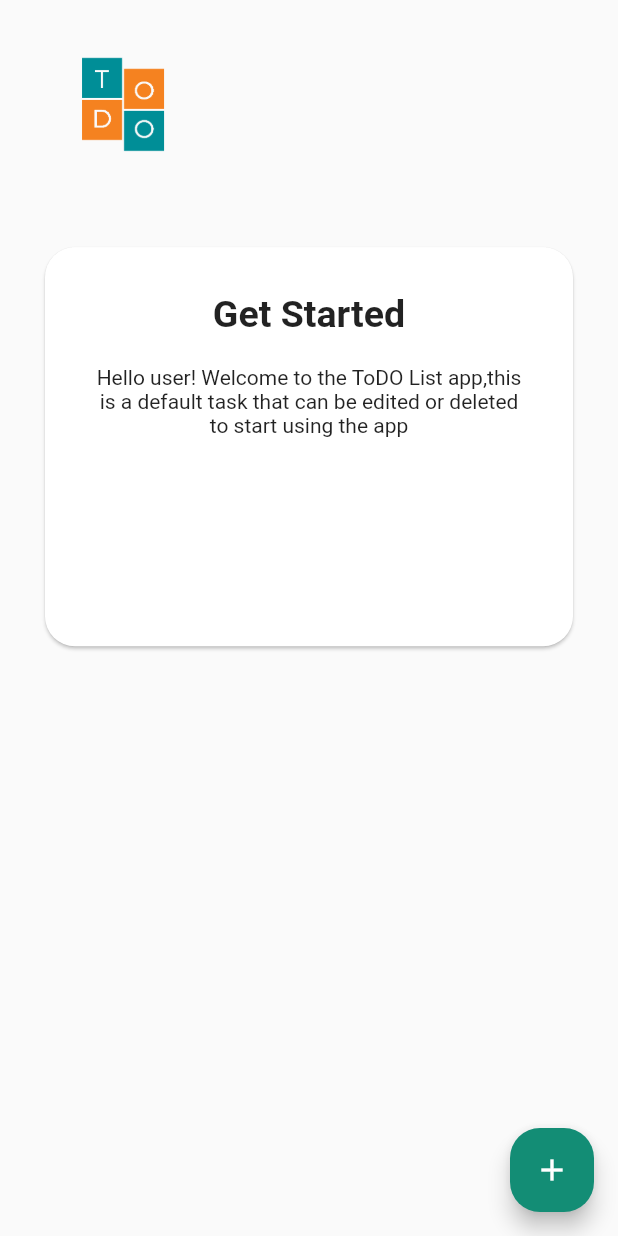
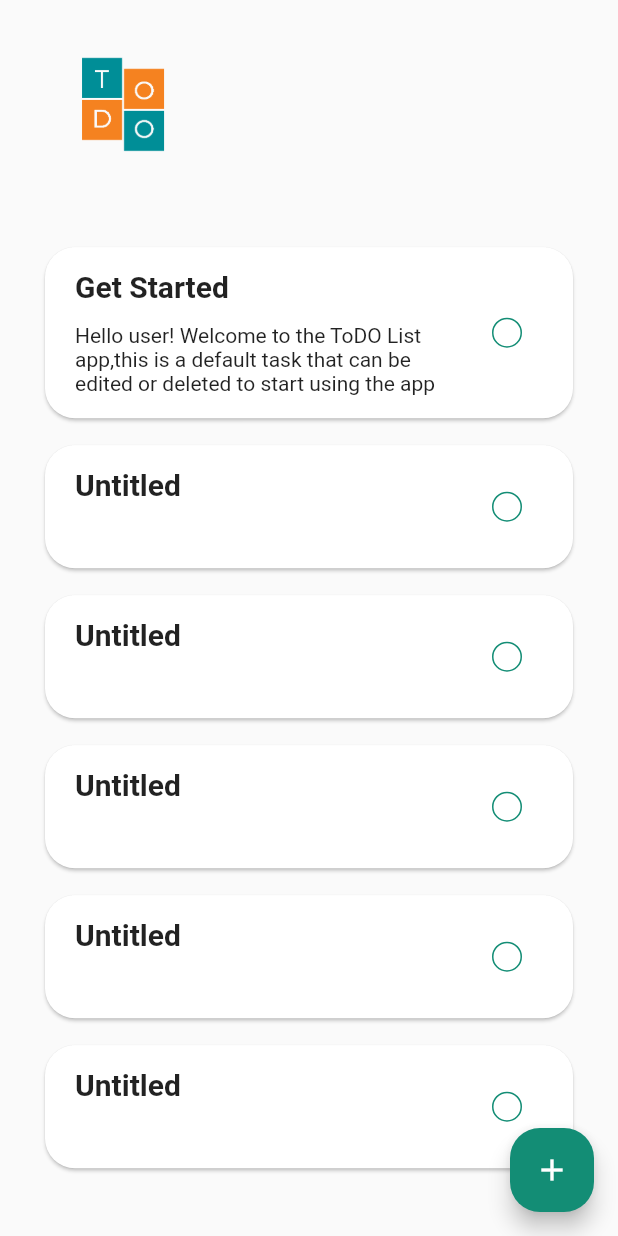
Before and after one commit to rachel1306/ToDo-List, a Flutter app: the screen it shows after launch, after a tap on "Get Started", on a phone screen of 412 x 824 dp. Run offline on Flutter 3.47's test engine with Material 2 defaults, Android fonts, the phone set to English and light mode, and no system bars.

Commit message:
ListView added

```diff
--- a/lib/getStarted.dart
+++ b/lib/getStarted.dart
@@ -1,4 +1,5 @@
 import 'package:flutter/material.dart';
+import 'package:todo_list/todo.dart';
 class getStarted extends StatefulWidget {
   @override
   _getStartedState createState() => _getStartedState();
@@ -8,7 +9,8 @@ class _getStartedState extends State<getStarted> {
   @override
   Widget build(BuildContext context) {
     return Scaffold(
-      body: Column(
+      body: SafeArea(
+        child: Column(
           children: [
             Align(
               alignment: Alignment.topLeft,
@@ -21,34 +23,18 @@ class _getStartedState extends State<getStarted> {
               width: MediaQuery.of(context).size.width*0.08,
                 child: Expanded(child: Divider(thickness: 3))
             ),*/
-          Align(
-            //alignment: Alignment.topCenter,
-            child: Card(
-              shape: RoundedRectangleBorder(borderRadius: BorderRadius.circular(20)),
-              margin: EdgeInsets.symmetric(horizontal: 30),
-              child: Padding(
-                padding: EdgeInsets.all(30.0),
-                child: Container(
-                  height: MediaQuery.of(context).size.height*0.25,
-                  width:  MediaQuery.of(context).size.width*0.8,
-                  child: Column(
+            Expanded(
+              child: ListView(
                 children: [
-                      Padding(
-                        padding: EdgeInsets.only(bottom: 20),
-                        child: Text("Get Started",textAlign: TextAlign.left,style: TextStyle(fontWeight: FontWeight.bold,fontSize: 25)),
-                      ),
-                      SizedBox(
-                        //width: MediaQuery.of(context).size.width*0.5,
-                        child: Text("Hello user! Welcome to the ToDO List app,this is a default task that can be edited or deleted to start using the app",
-                          textAlign: TextAlign.center,),
-                      )
+                  todo(title: "Get Started", desc: "Hello user! Welcome to the ToDO List app,this is a default task that can be edited or deleted to start using the app",),
+                  todo(),todo(),
+                  todo(),todo(),todo(),
+
                 ],
               ),
             ),
+          ],
         ),
-            ),
-          ),
-        ],
       ),
       floatingActionButton: FloatingActionButton(
         child: Icon(Icons.add,),
--- a/lib/main.dart
+++ b/lib/main.dart
@@ -54,7 +54,7 @@ class _MyHomePageState extends State<MyHomePage> {
               child: ElevatedButton(
                 onPressed:() => Navigator.pushReplacement(context, MaterialPageRoute(builder: (BuildContext context) => getStarted())),
                 style: ElevatedButton.styleFrom(
-                  primary: Colors.lightBlue,
+                  primary: Color(0xFF138D75),
                   padding: EdgeInsets.symmetric(horizontal: 100,vertical: 20),
                   shape: RoundedRectangleBorder( borderRadius: BorderRadius.circular(12))
                 ),
--- /dev/null
+++ b/lib/todo.dart
@@ -0,0 +1,50 @@
+import 'package:flutter/material.dart';
+
+class todo extends StatelessWidget {
+  final String title,desc;
+  todo({this.title,this.desc});
+  @override
+  Widget build(BuildContext context) {
+    return Card(
+      shape: RoundedRectangleBorder(borderRadius: BorderRadius.circular(20)),
+      margin: EdgeInsets.fromLTRB(30, 0, 30, 18),
+      child: Container(
+        //height: 85,
+        width:  double.infinity,
+        padding: EdgeInsets.fromLTRB(20, 15, 0, 15),
+        child: Row(
+          crossAxisAlignment: CrossAxisAlignment.center,
+          mainAxisAlignment: MainAxisAlignment.center,
+          children: [
+            Expanded(
+              child: Column(
+                mainAxisSize: MainAxisSize.min,
+                crossAxisAlignment: CrossAxisAlignment.start,
+                children: [
+                  Padding(
+                    padding: EdgeInsets.only(bottom: 13),
+                    child: Text(title ?? "Untitled",style: TextStyle(fontWeight: FontWeight.bold,fontSize: 20)),
+                  ),
+                  SizedBox(//width: MediaQuery.of(context).size.width*0.6,
+                      child: Text(desc ?? ""))
+                ],
+              ),
+            ),
+            //Spacer(),
+            FlatButton(
+                onPressed: (){},
+                child: Container(
+                  height: 20,
+                    width: 20,
+                  margin: EdgeInsets.symmetric(vertical: 13),
+                  decoration: BoxDecoration(
+                    border: Border.all(color: Color(0xFF138D75)),
+                    shape: BoxShape.circle
+                  ),
+                ))
+          ],
+        ),
+      ),
+    );
+  }
+}
```
Lines whose indentation alone changed are shown as unchanged.
